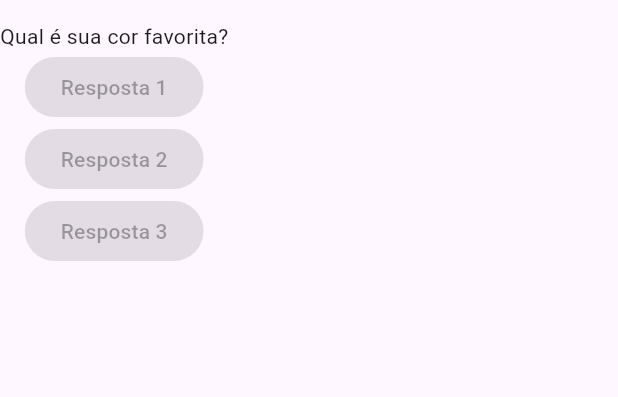
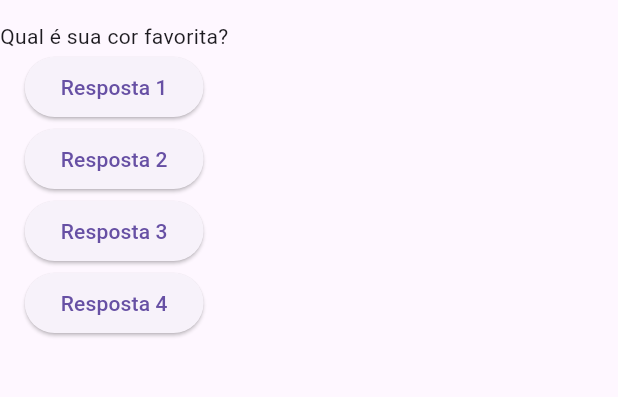
Before and after one commit to diegogiovane/ProjetoPerguntas, a Flutter app: the screen it shows after launch, on a phone screen of 412 x 824 dp, the part 63-460 px from its top. Run offline on Flutter 3.47's test engine with Material 3 defaults, Android fonts, the phone set to English and light mode, and no system bars.

Commit message:
36. Funções Anônimas

```diff
--- a/lib/main.dart
+++ b/lib/main.dart
@@ -9,8 +9,14 @@ class PerguntaApp extends StatelessWidget {
 		'Qual é seu animal favorito?'
 	];
 
-	void reponder() {
-		print('Pergunta respondida');
+	void responder() {
+		debugPrint('Pergunta respondida #01');
+	}
+
+	void Function() funcaoQueRetornOutraFuncao() {
+		return () {
+			debugPrint('Pergunta respondida #02');
+		};
 	}
 
 	@override
@@ -23,17 +29,23 @@ class PerguntaApp extends StatelessWidget {
 				body: Column(
 					children: <Widget>[
 				    	Text(perguntas[0]),
-						const ElevatedButton(
-							onPressed: reponder(),
-							child: Text('Resposta 1')
+						ElevatedButton(
+							onPressed: responder,
+							child: const Text('Resposta 1')
 						),
-						const ElevatedButton(
-							onPressed: reponder(),
-							child: Text('Resposta 2')
+						ElevatedButton(
+							onPressed: funcaoQueRetornOutraFuncao(),
+							child: const Text('Resposta 2')
 						),
-						const ElevatedButton(
-							onPressed: reponder(),
-							child: Text('Resposta 3')
+						ElevatedButton(
+							onPressed: () {
+								debugPrint('Pergunta respondida #03');
+							},
+							child: const Text('Resposta 3')
+						),
+						ElevatedButton(
+							onPressed: () => debugPrint('Pergunta respondida #04'),
+							child: const Text('Resposta 4')
 						)
 					],
 				),
```
